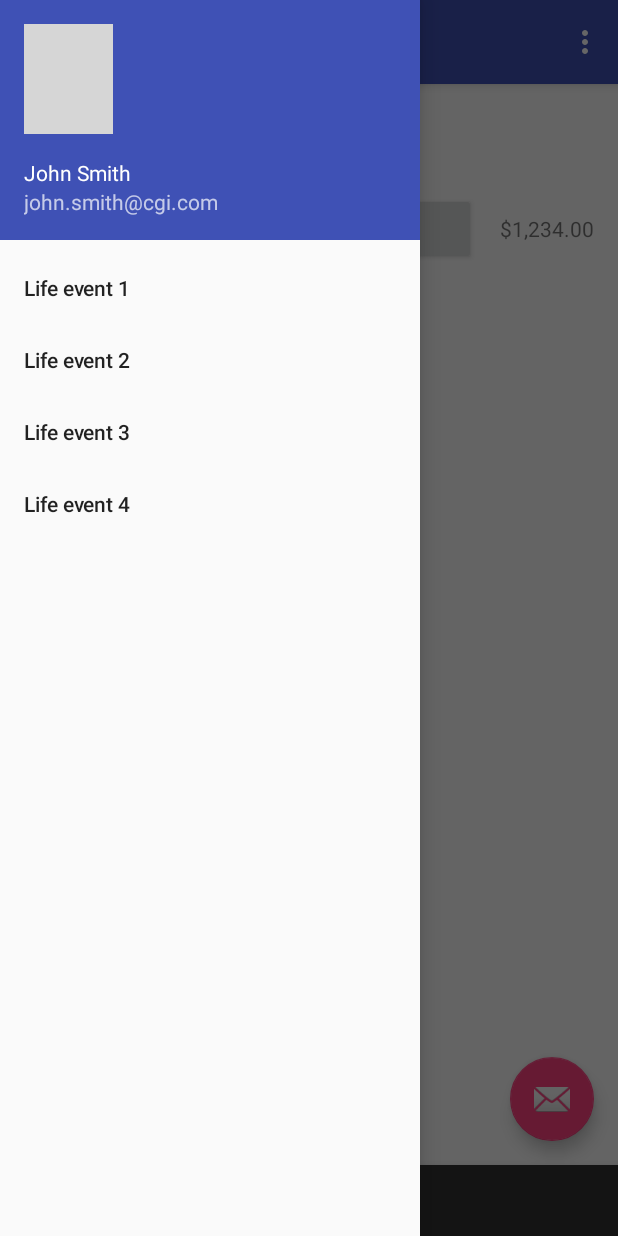
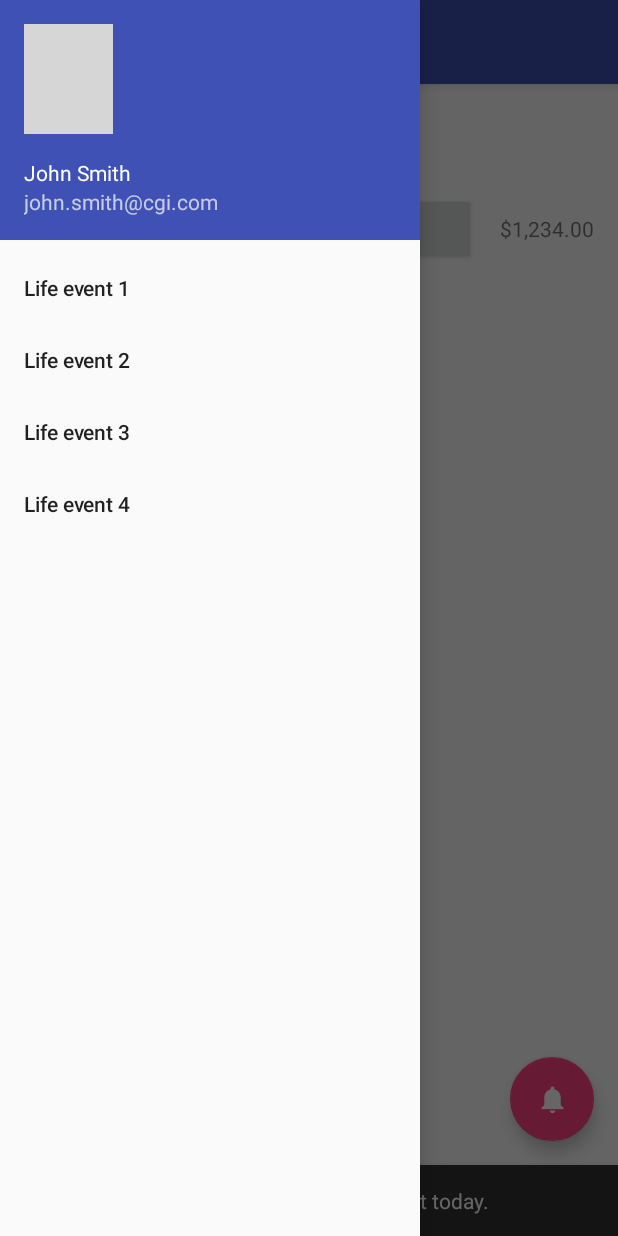
Before and after one commit to pmak905/Flyknits, an Android app: the screen it shows after launch (MainActivity), after a tap on "Open navigation drawer", on a phone screen of 412 x 824 dp. Run offline under Robolectric (Android 15) with nearby library versions, the phone set to English and light mode, and no system bars; 2 other taps on this screen came first; grey boxes are pictures that could not be loaded.

Commit message:
Notification FAB

```diff
--- a/app/src/main/java/com/hackabots/flyknits/MainActivity.java
+++ b/app/src/main/java/com/hackabots/flyknits/MainActivity.java
@@ -26,11 +26,11 @@ public class MainActivity extends AppCompatActivity
         Toolbar toolbar = (Toolbar) findViewById(R.id.toolbar);
         setSupportActionBar(toolbar);
 
-        FloatingActionButton fab = (FloatingActionButton) findViewById(R.id.fab);
+        FloatingActionButton fab = (FloatingActionButton) findViewById(R.id.fabNotification);
         fab.setOnClickListener(new View.OnClickListener() {
             @Override
             public void onClick(View view) {
-                Snackbar.make(view, "Replace with your own action", Snackbar.LENGTH_LONG)
+                Snackbar.make(view, "You have a new job! Open a RRSP account today.", Snackbar.LENGTH_LONG)
                         .setAction("Action", null).show();
             }
         });
@@ -70,9 +70,9 @@ public class MainActivity extends AppCompatActivity
         int id = item.getItemId();
 
         //noinspection SimplifiableIfStatement
-        if (id == R.id.action_settings) {
-            return true;
-        }
+//        if (id == R.id.action_settings) {
+//            return true;
+//        }
 
         return super.onOptionsItemSelected(item);
     }
--- a/app/src/main/res/layout/app_bar_main.xml
+++ b/app/src/main/res/layout/app_bar_main.xml
@@ -20,14 +20,15 @@
 
     </android.support.design.widget.AppBarLayout>
 
-    <include layout="@layout/content_main" />
+    <include layout="@layout/content_main"
+        android:id="@+id/include" />
 
     <android.support.design.widget.FloatingActionButton
-        android:id="@+id/fab"
+        android:id="@+id/fabNotification"
         android:layout_width="wrap_content"
         android:layout_height="wrap_content"
         android:layout_gravity="bottom|end"
         android:layout_margin="@dimen/fab_margin"
-        app:srcCompat="@android:drawable/ic_dialog_email" />
+        app:srcCompat="@drawable/ic_notification_bell" />
 
 </android.support.design.widget.CoordinatorLayout>
--- a/app/src/main/res/menu/main.xml
+++ b/app/src/main/res/menu/main.xml
@@ -1,9 +1,5 @@
 <?xml version="1.0" encoding="utf-8"?>
 <menu xmlns:android="http://schemas.android.com/apk/res/android"
     xmlns:app="http://schemas.android.com/apk/res-auto">
-    <item
-        android:id="@+id/action_settings"
-        android:orderInCategory="100"
-        android:title="@string/action_settings"
-        app:showAsAction="never" />
+
 </menu>
--- a/app/src/main/res/values/strings.xml
+++ b/app/src/main/res/values/strings.xml
@@ -4,7 +4,8 @@
     <string name="navigation_drawer_open">Open navigation drawer</string>
     <string name="navigation_drawer_close">Close navigation drawer</string>
 
-    <string name="action_settings">Settings</string>
+    <string name="action_open_rrsp">You have a job! Open RRSP.</string>
+    <string name="action_open_tfsa">Open TFSA</string>
     <string name="header_balance">Balances</string>
     <string name="newjob_chq">BMO Chequing</string>
     <string name="col_date">Date</string>
```
Also changed, not shown: app/src/main/res/drawable-hdpi-v11/ic_notification_bell.png (added), app/src/main/res/drawable-hdpi-v9/ic_notification_bell.png (added), app/src/main/res/drawable-hdpi/ic_notification_bell.png (added), app/src/main/res/drawable-mdpi-v11/ic_notification_bell.png (added), app/src/main/res/drawable-mdpi-v9/ic_notification_bell.png (added), app/src/main/res/drawable-mdpi/ic_notification_bell.png (added), app/src/main/res/drawable-xhdpi-v11/ic_notification_bell.png (added), app/src/main/res/drawable-xhdpi-v9/ic_notification_bell.png (added), app/src/main/res/drawable-xhdpi/ic_notification_bell.png (added), app/src/main/res/drawable-xxhdpi-v11/ic_notification_bell.png (added), app/src/main/res/drawable-xxhdpi-v9/ic_notification_bell.png (added), app/src/main/res/drawable-xxhdpi/ic_notification_bell.png (added).
